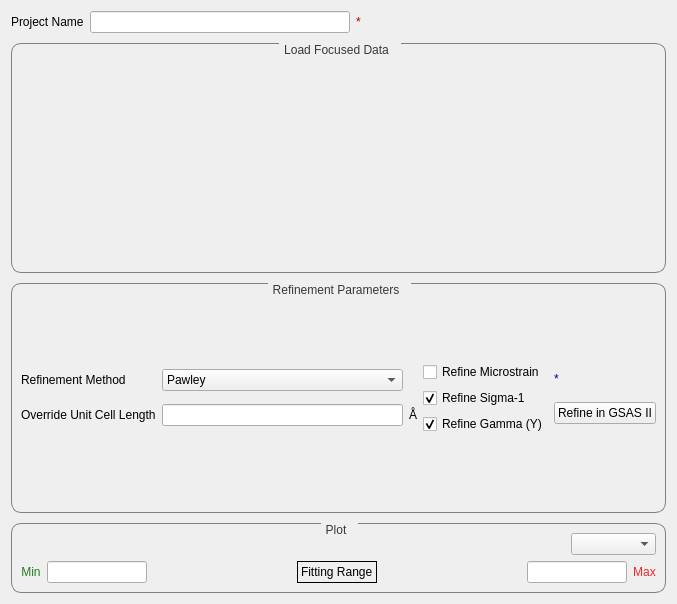
mantidproject/mantid, file qt/python/mantidqtinterfaces/mantidqtinterfaces/Engineering/gui/engineering_diffraction/tabs/gsas2/gsas2_tab.ui: the form before one commit.
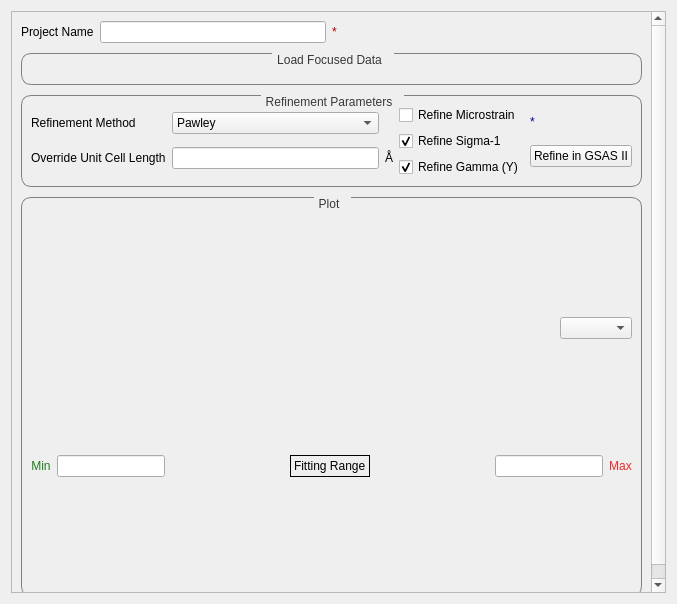
The form after the commit. Custom widgets are drawn as their Qt base class.

Commit message: Add scrollbar to GSASII tab

Diff of the .ui file:
```diff
--- a/qt/python/mantidqtinterfaces/mantidqtinterfaces/Engineering/gui/engineering_diffraction/tabs/gsas2/gsas2_tab.ui
+++ b/qt/python/mantidqtinterfaces/mantidqtinterfaces/Engineering/gui/engineering_diffraction/tabs/gsas2/gsas2_tab.ui
@@ -38,10 +38,25 @@
   </property>
   <layout class="QVBoxLayout" name="verticalLayout_2">
    <item>
-    <layout class="QVBoxLayout" name="verticalLayout" stretch="0,0,0,0,0,0,0">
+    <layout class="QVBoxLayout" name="verticalLayout" stretch="0">
      <property name="sizeConstraint">
       <enum>QLayout::SetDefaultConstraint</enum>
      </property>
+     <item>
+      <widget class="QScrollArea" name="scrollArea">
+       <property name="widgetResizable">
+        <bool>true</bool>
+       </property>
+       <widget class="QWidget" name="scrollAreaWidgetContents">
+        <property name="geometry">
+         <rect>
+          <x>0</x>
+          <y>0</y>
+          <width>608</width>
+          <height>711</height>
+         </rect>
+        </property>
+        <layout class="QVBoxLayout" name="verticalLayout_3">
      <item>
       <layout class="QGridLayout" name="gridLayout_17" rowstretch="0" columnstretch="0,0,0">
        <property name="sizeConstraint">
@@ -419,10 +434,10 @@
      </item>
      <item>
       <widget class="QGroupBox" name="group_plot">
-       <property name="maximumSize">
+           <property name="minimumSize">
         <size>
-         <width>16777215</width>
-         <height>550</height>
+             <width>0</width>
+             <height>400</height>
         </size>
        </property>
        <property name="title">
@@ -518,12 +533,6 @@
               <verstretch>0</verstretch>
              </sizepolicy>
             </property>
-            <property name="maximumSize">
-             <size>
-              <width>100</width>
-              <height>16777215</height>
-             </size>
-            </property>
             <property name="text">
              <string/>
             </property>
@@ -606,12 +615,6 @@
               <verstretch>0</verstretch>
              </sizepolicy>
             </property>
-            <property name="maximumSize">
-             <size>
-              <width>100</width>
-              <height>16777215</height>
-             </size>
-            </property>
             <property name="text">
              <string/>
             </property>
@@ -632,12 +635,12 @@
          <layout class="QVBoxLayout" name="vLayout_plot"/>
         </item>
         <item row="0" column="0">
-         <layout class="QGridLayout" name="gridLayout_20" rowstretch="0" columnstretch="0">
+             <layout class="QGridLayout" name="gridLayout_20" rowstretch="0" columnstretch="0,0">
           <property name="sizeConstraint">
            <enum>QLayout::SetDefaultConstraint</enum>
           </property>
           <property name="leftMargin">
-           <number>550</number>
+               <number>0</number>
           </property>
           <property name="rightMargin">
            <number>0</number>
@@ -645,19 +648,45 @@
           <property name="verticalSpacing">
            <number>6</number>
           </property>
-          <item row="0" column="0">
+              <item row="0" column="1">
            <widget class="QComboBox" name="number_output_histograms_combobox">
+                <property name="enabled">
+                 <bool>true</bool>
+                </property>
             <property name="sizePolicy">
              <sizepolicy hsizetype="Minimum" vsizetype="Fixed">
               <horstretch>0</horstretch>
               <verstretch>0</verstretch>
              </sizepolicy>
             </property>
-           </widget>
-          </item>
+                <property name="maximumSize">
+                 <size>
+                  <width>75</width>
+                  <height>16777215</height>
+                 </size>
+                </property>
+               </widget>
+              </item>
+              <item row="0" column="0">
+               <spacer name="horizontalSpacer_4">
+                <property name="orientation">
+                 <enum>Qt::Horizontal</enum>
+                </property>
+                <property name="sizeHint" stdset="0">
+                 <size>
+                  <width>40</width>
+                  <height>20</height>
+                 </size>
+                </property>
+               </spacer>
+              </item>
          </layout>
         </item>
        </layout>
+          </widget>
+         </item>
+        </layout>
+       </widget>
       </widget>
      </item>
     </layout>
```
Left out of the diff: 26 changed lines with no effect on the pictures. Lines whose indentation alone changed are shown as unchanged.
